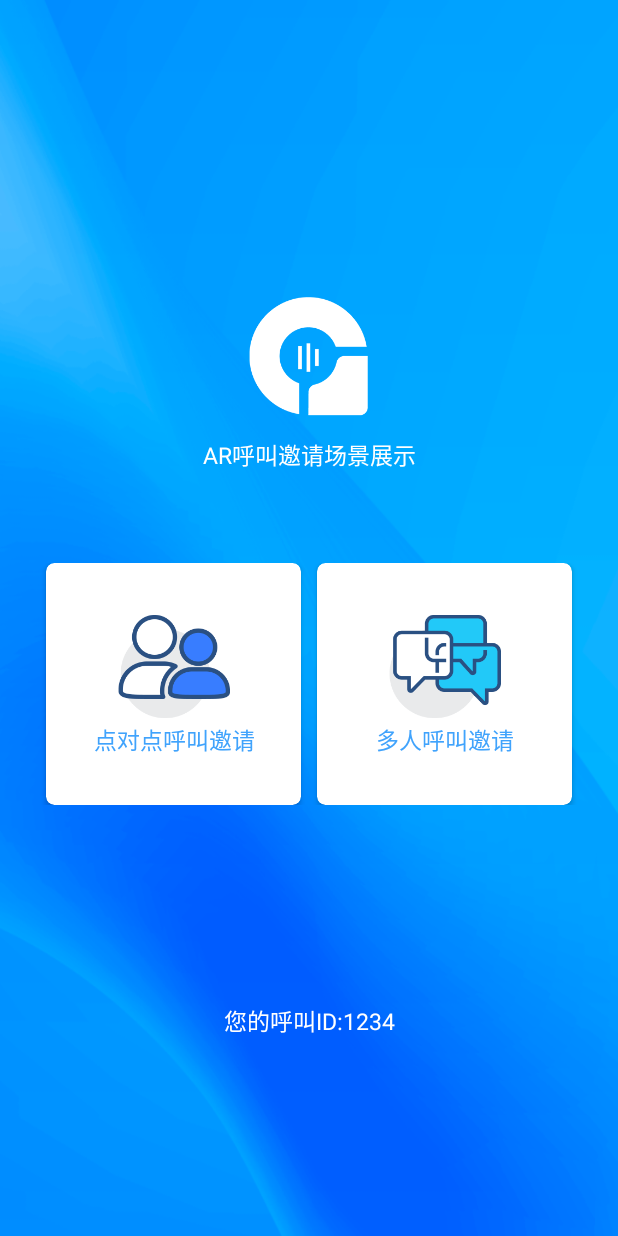
After one commit to liulhong/LoveFamilyApp, an Android app: the OnlineActivity screen opened directly, with no data from a screen before it, on a phone screen of 412 x 824 dp. The commit adds this screen. Run offline under Robolectric (Android 15) with nearby library versions, the phone set to English and light mode, and no system bars; libraries missing offline, so code that uses them is left out: com.drake.statusbar, com.kongzue.dialogx, com.tencent.bugly; 6 statements that could not run were skipped.

Commit message:
add OnlineService for receiving call on background

```diff
--- a/app/src/main/java/org/ar/call/CallApplication.kt
+++ b/app/src/main/java/org/ar/call/CallApplication.kt
@@ -6,6 +6,7 @@ import android.app.NotificationChannel
 import android.app.NotificationManager
 import android.content.ContentResolver
 import android.content.Context
+import android.content.Intent
 import android.graphics.Color
 import android.os.Build
 import android.os.Bundle
@@ -15,13 +16,16 @@ import org.ar.call.utils.SpUtil
 import kotlin.properties.Delegates
 import android.media.AudioAttributes
 import android.net.Uri
+import android.util.Log
 import com.kongzue.dialogx.style.IOSStyle
 import com.tencent.bugly.crashreport.CrashReport
+import org.ar.call.service.OnlineService
 
 
 class CallApplication :Application(), ViewModelStoreOwner,Application.ActivityLifecycleCallbacks{
 
     private val appViewModel by lazy { ViewModelStore() }
+    private var mActivateActivityCount = 0
     var curActivity:Activity? = null
 
     companion object{
@@ -37,6 +41,55 @@ class CallApplication :Application(), ViewModelStoreOwner,Application.ActivityLi
         DialogX.globalStyle = IOSStyle.style();
         registerActivityLifecycleCallbacks(this)
         CrashReport.initCrashReport(this.applicationContext, "939abb0f89", BuildConfig.DEBUG)
+
+        this.registerActivityLifecycleCallbacks(object : ActivityLifecycleCallbacks {
+            override fun onActivityStopped(activity: Activity) {
+//                Log.d("MyLifeCycle", "onActivityStopped")
+            }
+
+            override fun onActivityStarted(activity: Activity) {
+//                Log.d("MyLifeCycle", "onActivityStarted")
+            }
+
+            override fun onActivitySaveInstanceState(activity: Activity, outState: Bundle) {
+//                Log.d("MyLifeCycle", "onActivitySaveInstanceState")
+            }
+
+            override fun onActivityResumed(activity: Activity) {
+//                Log.d("MyLifeCycle", "onActivityResumed")
+            }
+
+            override fun onActivityPaused(activity: Activity) {
+//                Log.d("MyLifeCycle", "onActivityPaused")
+            }
+
+            override fun onActivityCreated(activity: Activity, savedInstanceState: Bundle?) {
+                mActivateActivityCount++
+                Log.d("MyLifeCycle", "onActivityCreated")
+            }
+
+            override fun onActivityDestroyed(activity: Activity) {
+
+                Log.d("MyLifeCycle", "onActivityDestroyed")
+            }
+
+            override fun onActivityPreDestroyed(activity: Activity) {
+                mActivateActivityCount--
+                if (mActivateActivityCount == 0) {
+                    val editor = getSharedPreferences("runStatusData", Context.MODE_PRIVATE).edit()
+                    editor.putBoolean("foreground", false)
+                    editor.apply()
+
+                    val intent = Intent("OnlineService")
+                    intent.setPackage("org.ar.call")
+                    startService(intent) // 启动OnlineService
+                }
+                Log.d("MyLifeCycle", "onActivityPreDestroyed")
+                super.onActivityPreDestroyed(activity)
+
+            }
+
+        })
     }
 
     override fun getViewModelStore(): ViewModelStore {
--- a/app/src/main/java/org/ar/call/ui/BaseActivity.kt
+++ b/app/src/main/java/org/ar/call/ui/BaseActivity.kt
@@ -7,6 +7,8 @@ import androidx.lifecycle.ViewModelProvider
 import androidx.lifecycle.ViewModel
 import android.app.Activity
 import android.app.Application
+import android.content.Context
+import android.content.Intent
 import android.content.pm.ActivityInfo
 import android.util.Log
 import android.view.WindowManager
@@ -20,6 +22,7 @@ import io.anyrtc.tanke.utils.Interval
 import kotlinx.coroutines.delay
 import kotlinx.coroutines.launch
 import org.ar.call.*
+import org.ar.call.service.OnlineService
 import org.ar.call.utils.ScreenUtils
 import org.ar.call.utils.toast
 import org.ar.call.vm.GlobalVM
@@ -33,8 +36,14 @@ import java.util.concurrent.TimeUnit
 
 open class BaseActivity : AppCompatActivity(), RtmEvents {
 
-    protected val callViewModel by lazy { getApplicationScopeViewModel(GlobalVM::class.java) }
+//    companion object {
+    val callViewModel by lazy { getApplicationScopeViewModel(GlobalVM::class.java) }
+    protected open fun <T : ViewModel?> getApplicationScopeViewModel(modelClass: Class<T>): T {
+        return applicationProvider.get(modelClass)
+    }
     private lateinit var applicationProvider: ViewModelProvider
+//    }
+
     private var isReconnect = false
     protected val gson by lazy { Gson() }
     private val interval by lazy { Interval(10, 1, TimeUnit.SECONDS, 1).life(this) }
@@ -58,13 +67,18 @@ open class BaseActivity : AppCompatActivity(), RtmEvents {
 
 
     override fun onDestroy() {
+//        val intent = Intent(this, OnlineService::class.java)
+//        stopService(intent) // 停止Service
+//        val editor = getSharedPreferences("runStatusData", Context.MODE_PRIVATE).edit()
+//        editor.putBoolean("foreground", true)
+//        editor.apply()
+
+        Log.d("MyLifeCycle", "onDestroy: BaseActivity")
         super.onDestroy()
         ScreenUtils.resetScreen(this)
     }
 
-    protected open fun <T : ViewModel?> getApplicationScopeViewModel(modelClass: Class<T>): T {
-        return applicationProvider.get(modelClass)
-    }
+
 
     private fun getAppFactory(activity: Activity): ViewModelProvider.Factory {
         val application = checkApplication(activity)
--- /dev/null
+++ b/app/src/main/java/org/ar/call/ui/OnlineActivity.kt
@@ -0,0 +1,85 @@
+package org.ar.call.ui
+
+import android.annotation.SuppressLint
+import android.app.Activity
+import android.content.Intent
+import androidx.appcompat.app.AppCompatActivity
+import android.os.Bundle
+import android.util.Log
+import androidx.lifecycle.lifecycleScope
+import com.kongzue.dialogx.dialogs.MessageDialog
+import com.kongzue.dialogx.dialogs.WaitDialog
+import kotlinx.coroutines.launch
+import org.ar.call.BuildConfig
+import org.ar.call.R
+import org.ar.call.databinding.ActivityOnlineBinding
+import org.ar.call.utils.showError
+import org.ar.call.utils.showSuccess
+import org.ar.rtm.RemoteInvitation
+import org.json.JSONObject
+
+class OnlineActivity : BaseActivity() {
+    private val binding by lazy { ActivityOnlineBinding.inflate(layoutInflater) }
+
+    @SuppressLint("SetTextI18n")
+    override fun onCreate(savedInstanceState: Bundle?) {
+        super.onCreate(savedInstanceState)
+        moveTaskToBack(true)
+        setContentView(binding.root)
+        loginRtm()
+        Log.d("MyLifeCycle", "onCreate: OnlineActivity")
+
+        binding.run {
+            tvUser1.text = "您的呼叫ID:1234"
+        }
+    }
+
+    private fun loginRtm() {
+        lifecycleScope.launch {
+//            WaitDialog.show("正在登录...")
+            if (callViewModel.login()) {
+//            if (callViewModel.isLoginSucce
+//                showSuccess("登录成功")
+                Log.d("loginRtm", "OnlineActivity: 登录成功")
+            } else {
+                if (BuildConfig.APPID.equals("YOUR APPID")){
+//                    showError("登录失败，请配置APPID")
+                    Log.d("loginRtm", "OnlineActivity: 登录失败，请配置APPID")
+                }else{
+//                    showError("登录失败，请检查网络")
+                    Log.d("loginRtm", "OnlineActivity: 登录失败，请检查网络")
+                }
+            }
+        }
+    }
+
+    override fun onRemoteInvitationReceived(var1: RemoteInvitation?) {
+//        super.onRemoteInvitationReceived(var1)
+        Log.d("RtmEvents", "OnlineActivity：onRemoteInvitationReceived: ")
+        val isMultiple = JSONObject(var1?.content)["Conference"]
+        startActivity(Intent().apply {
+            if (isMultiple==1||isMultiple==true){
+                setClass(this@OnlineActivity, GroupCallActivity::class.java)
+            }else{
+                setClass(this@OnlineActivity, P2PVideoActivity::class.java)
+            }
+            putExtra("isCalled",true)//是否是收到呼叫 no
+            putExtra("isFromOnline", true)
+        })
+//        Toast.makeText(this, "来电显示", Toast.LENGTH_SHORT).show()
+
+    }
+
+    override fun onResume() {
+//        finish()
+        super.onResume()
+        Log.d("MyLifeCycle", "onResume: OnlineActivity")
+
+//        moveTaskToBack(true)
+    }
+
+    override fun onDestroy() {
+        super.onDestroy()
+        Log.d("MyLifeCycle", "onDestroy: OnlineActivity")
+    }
+}
--- /dev/null
+++ b/app/src/main/res/layout/activity_online.xml
@@ -0,0 +1,90 @@
+<?xml version="1.0" encoding="utf-8"?>
+<androidx.constraintlayout.widget.ConstraintLayout xmlns:android="http://schemas.android.com/apk/res/android"
+    xmlns:app="http://schemas.android.com/apk/res-auto"
+    xmlns:tools="http://schemas.android.com/tools"
+    android:layout_width="match_parent"
+    android:layout_height="match_parent"
+    android:background="@drawable/img_bg"
+    tools:context=".ui.OnlineActivity">
+
+
+    <TextView
+        android:id="@+id/iv_logo1"
+        android:layout_marginTop="180dp"
+        android:layout_width="wrap_content"
+        android:layout_height="wrap_content"
+        android:drawableTop="@drawable/img_logo"
+        app:layout_constraintTop_toTopOf="parent"
+        app:layout_constraintLeft_toLeftOf="parent"
+        app:layout_constraintRight_toRightOf="parent"
+        android:textColor="@color/white"
+        android:drawablePadding="12dp"
+        android:textSize="14sp"
+        android:text="AR呼叫邀请场景展示"></TextView>
+
+
+    <LinearLayout
+        android:id="@+id/ll_call_type1"
+        app:layout_constraintTop_toBottomOf="@id/iv_logo1"
+        android:layout_width="match_parent"
+        android:layout_marginTop="55dp"
+        android:orientation="horizontal"
+        android:layout_height="wrap_content">
+
+        <androidx.cardview.widget.CardView
+            android:layout_width="0dp"
+            android:layout_weight="1"
+            android:layout_marginLeft="28dp"
+            android:layout_height="147dp"
+            app:cardCornerRadius="5dp">
+
+            <Button
+                android:id="@+id/btn_p2p1"
+                android:layout_width="301dp"
+                android:layout_height="wrap_content"
+                android:background="@null"
+                android:layout_gravity="center"
+                android:drawableTop="@drawable/img_ptp"
+                android:textSize="14sp"
+                android:clickable="false"
+                android:text="点对点呼叫邀请"
+                android:textColor="@color/colorAccent" />
+
+        </androidx.cardview.widget.CardView>
+
+        <androidx.cardview.widget.CardView
+            android:layout_width="0dp"
+            android:layout_weight="1"
+            android:layout_marginRight="28dp"
+            android:layout_marginLeft="10dp"
+            android:layout_height="147dp"
+            app:cardCornerRadius="5dp">
+            <Button
+                android:id="@+id/btn_multiple1"
+                android:layout_width="301dp"
+                android:layout_height="wrap_content"
+                android:background="@null"
+                android:clickable="false"
+                android:drawableTop="@drawable/img_multiple"
+                android:layout_gravity="center"
+                android:layout_centerHorizontal="true"
+                android:textSize="14sp"
+                android:text="多人呼叫邀请"
+                android:textColor="@color/colorAccent" />
+        </androidx.cardview.widget.CardView>
+
+    </LinearLayout>
+
+    <TextView
+        android:id="@+id/tv_user1"
+        android:layout_width="match_parent"
+        android:layout_height="wrap_content"
+        android:gravity="center"
+        app:layout_constraintBottom_toBottomOf="parent"
+        app:layout_constraintTop_toBottomOf="@id/ll_call_type1"
+        android:textSize="14sp"
+        android:textColor="@color/white"
+        android:text="您的呼叫ID:0000"></TextView>
+
+
+</androidx.constraintlayout.widget.ConstraintLayout>
--- a/app/src/main/res/values/strings.xml
+++ b/app/src/main/res/values/strings.xml
@@ -1,3 +1,5 @@
 <resources>
     <string name="app_name">视频通话</string>
+    <string name="notification_content">LoveFamily</string>
+    <string name="notification_sub_content">this is foreground service</string>
 </resources>
```
Also changed, not shown: app/src/main/AndroidManifest.xml (+47 -8 lines), app/src/main/java/org/ar/call/service/OnlineService.kt (+50 -41 lines), app/src/main/java/org/ar/call/ui/MainActivity.kt (+55 -31 lines), app/src/main/java/org/ar/call/ui/P2PVideoActivity.kt (+10 -0 lines), app/src/main/java/org/ar/call/ui/SplashActivity.kt (+7 -0 lines), app/src/main/java/org/ar/call/vm/GlobalVM.kt (+1 -17 lines), app/src/main/res/values/styles.xml (+24 -0 lines).
